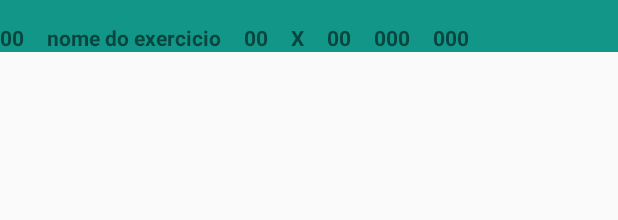
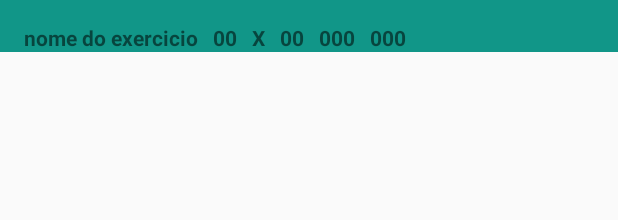
Before and after one commit to renancunha33/MarombaPrime, an Android app: the layout lista_exercicios.xml on its own in the app's theme, with its tools: preview values and no code run, on a phone screen of 412 x 824 dp. Shown: the top 220 px of the screen. Run offline under Robolectric (Android 15) with nearby library versions, the light colour scheme and no system bars.

Commit message:
leves alterações no layout das listas do projeto

```diff
--- a/app/src/main/res/layout/lista_exercicios.xml
+++ b/app/src/main/res/layout/lista_exercicios.xml
@@ -1,69 +1,71 @@
 <?xml version="1.0" encoding="utf-8"?>
-<LinearLayout
-    xmlns:android="http://schemas.android.com/apk/res/android"
+<LinearLayout xmlns:android="http://schemas.android.com/apk/res/android"
     android:layout_width="fill_parent"
     android:layout_height="wrap_content"
-    android:orientation="horizontal"
-    android:background="#119688">
+    android:background="#119688"
+    android:orientation="horizontal">
+
     <TextView
         android:id="@+id/txt_id_exec"
         android:layout_width="wrap_content"
         android:layout_height="wrap_content"
-        android:layout_marginRight="15dp"
         android:layout_marginTop="15dp"
         android:text="00"
-        android:textStyle="bold"/>
+        android:textStyle="bold"
+        android:visibility="invisible" />
+
     <TextView
         android:id="@+id/txt_nome_exec"
         android:layout_width="wrap_content"
         android:layout_height="wrap_content"
-        android:layout_marginRight="15dp"
+        android:layout_marginRight="10dp"
         android:layout_marginTop="15dp"
         android:text="nome do exercicio"
-        android:textStyle="bold"/>
+        android:textStyle="bold" />
 
     <TextView
         android:id="@+id/txt_repet_exec"
         android:layout_width="wrap_content"
         android:layout_height="wrap_content"
-        android:layout_marginRight="15dp"
+        android:layout_marginRight="10dp"
         android:layout_marginTop="15dp"
         android:text="00"
-        android:textStyle="bold"/>
+        android:textStyle="bold" />
 
     <TextView
         android:layout_width="wrap_content"
         android:layout_height="wrap_content"
-        android:layout_marginRight="15dp"
+        android:layout_marginRight="10dp"
         android:layout_marginTop="15dp"
         android:text="X"
-        android:textStyle="bold"/>
+        android:textStyle="bold" />
 
     <TextView
         android:id="@+id/txt_serie_exec"
         android:layout_width="wrap_content"
         android:layout_height="wrap_content"
-        android:layout_marginRight="15dp"
+        android:layout_marginRight="10dp"
         android:layout_marginTop="15dp"
         android:text="00"
-        android:textStyle="bold"/>
+        android:textStyle="bold" />
 
     <TextView
         android:id="@+id/txt_carga_exec"
         android:layout_width="wrap_content"
         android:layout_height="wrap_content"
-        android:layout_marginRight="15dp"
+        android:layout_marginRight="10dp"
         android:layout_marginTop="15dp"
         android:text="000"
-        android:textStyle="bold"/>
+        android:textStyle="bold" />
+
     <TextView
         android:id="@+id/txt_tempo_exec"
         android:layout_width="wrap_content"
         android:layout_height="wrap_content"
-        android:layout_marginRight="15dp"
+        android:layout_marginRight="10dp"
         android:layout_marginTop="15dp"
         android:text="000"
-        android:textStyle="bold"/>
+        android:textStyle="bold" />
 
 
 </LinearLayout>
```
Also changed, not shown: app/src/main/res/layout/lista_log.xml (+5 -4 lines), app/src/main/res/layout/lista_treinos.xml (+11 -7 lines).
